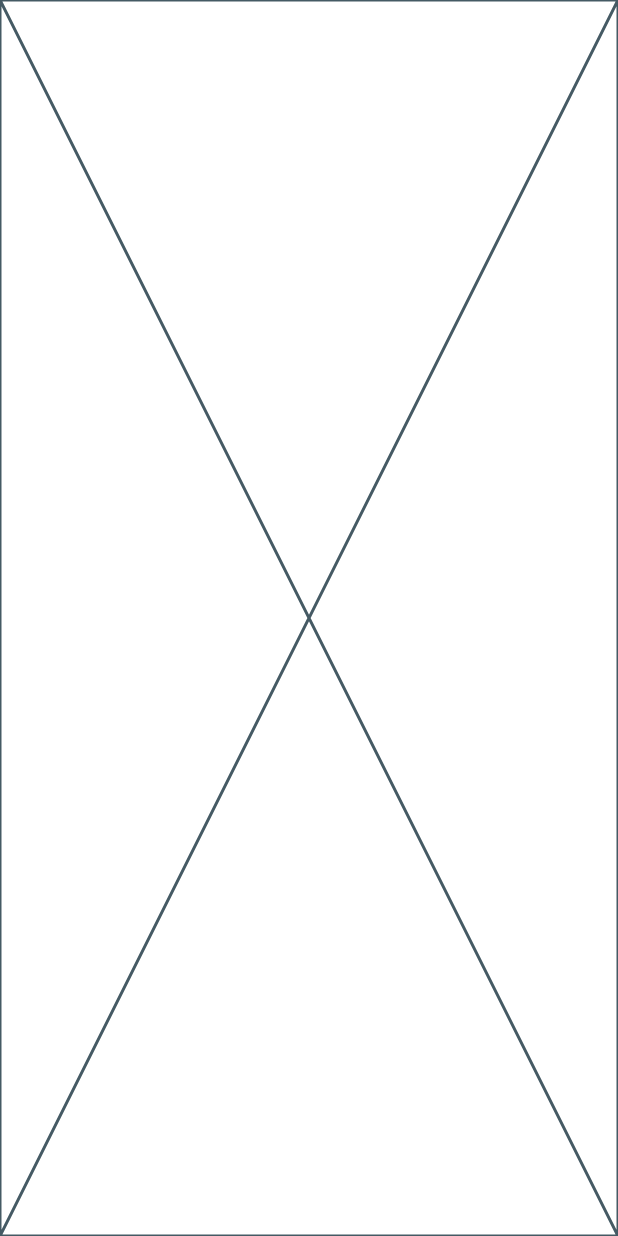
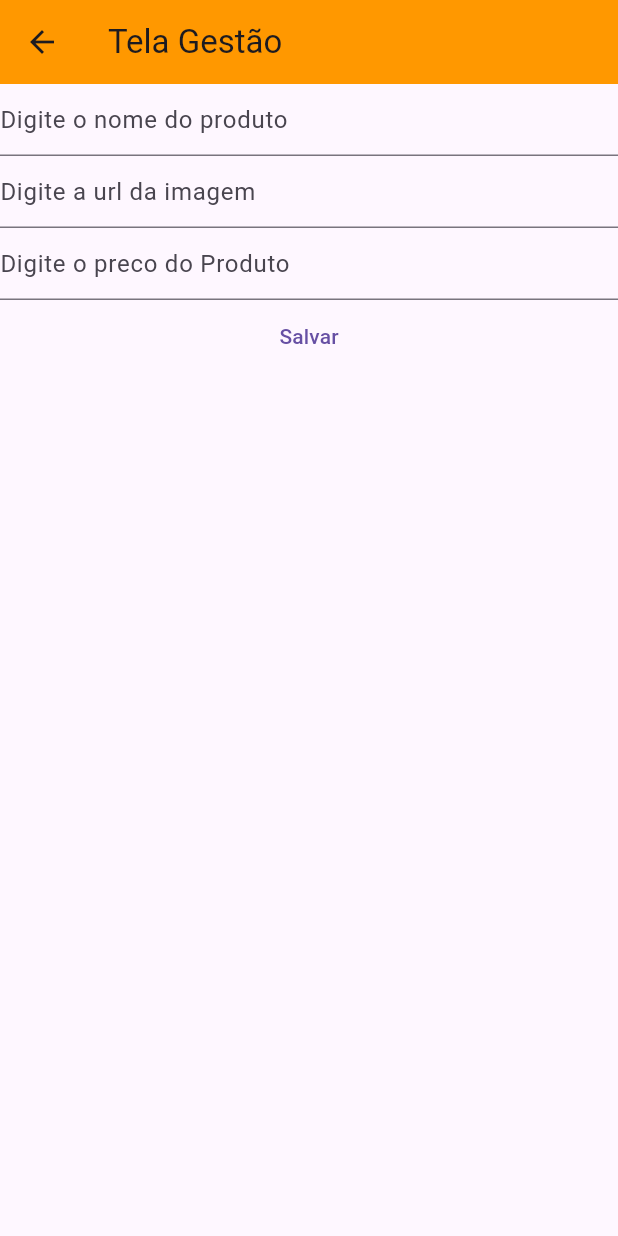
Before and after one commit to Viniciusalmei/Mobile-SL, a Flutter app: the screen it shows after launch, after a tap on the "settings" icon, on a phone screen of 412 x 824 dp. Run offline on Flutter 3.47's test engine with Material 3 defaults, Android fonts, the phone set to English and light mode, and no system bars; our stand-ins replace shared_preferences; network calls fail.

Commit message:
Tela Gestao Post 23.09 11:19

```diff
--- a/appmercadinho/app_mercadinho/lib/screens/telagestao.dart
+++ b/appmercadinho/app_mercadinho/lib/screens/telagestao.dart
@@ -1,4 +1,8 @@
+import 'dart:convert';
+
+import 'package:app_mercadinho/navigation/navbar.dart';
 import 'package:flutter/material.dart';
+import 'package:http/http.dart' as http;
 
 class TelaGestao extends StatefulWidget {
   const new({super.key});
@@ -8,8 +12,47 @@ class TelaGestao extends StatefulWidget {
 }
 
 class _TelaGestaoState extends State<TelaGestao> {
+  TextEditingController nomeDigitado = TextEditingController();
+  TextEditingController urlDigitada = TextEditingController();
+  TextEditingController precoDigitado = TextEditingController();
+
+  void fazerPost() async {
+    final respostaServidor = await http.post(Uri.parse("https://mercadinho-api-hhi8.onrender.com/produtos"),
+    headers:{"Content-Type":"application/json"},
+    body:jsonEncode({
+    "nome": nomeDigitado.text,
+    "imagem":urlDigitada.text,
+    "preco":double.parse(precoDigitado.text),
+    })
+    );
+    if(mounted){
+        if(respostaServidor.statusCode == 201){
+      ScaffoldMessenger.of(context).showSnackBar(
+        SnackBar(content: Text("Dado criado com Sucesso championzinho"))
+      );
+      Navigator.push(context,MaterialPageRoute(builder: (context)=>NavBar()));
+    }else{
+       ScaffoldMessenger.of(context).showSnackBar(
+        SnackBar(content: Text("Erro ao criar dado championzinho 🚀🤣"))
+      );
+    }
+    }
+
+  }
+
   @override
   Widget build(BuildContext context) {
-    return const Placeholder();
+    return Scaffold(
+      appBar:AppBar(title:Text("Tela Gestão"),backgroundColor: Colors.orange),
+      body:ListView(
+        children: [
+          TextField(controller:nomeDigitado, decoration: InputDecoration(hintText: "Digite o nome do produto"),),
+          TextField(controller:urlDigitada, decoration: InputDecoration(hintText: "Digite a url da imagem"),),
+          TextField(controller:precoDigitado, decoration: InputDecoration(hintText: "Digite o preco do Produto"),),
+          TextButton(onPressed: ()=>fazerPost(), child: Text("Salvar"))
+        ],
+      )
+
+    );
   }
 }
```
